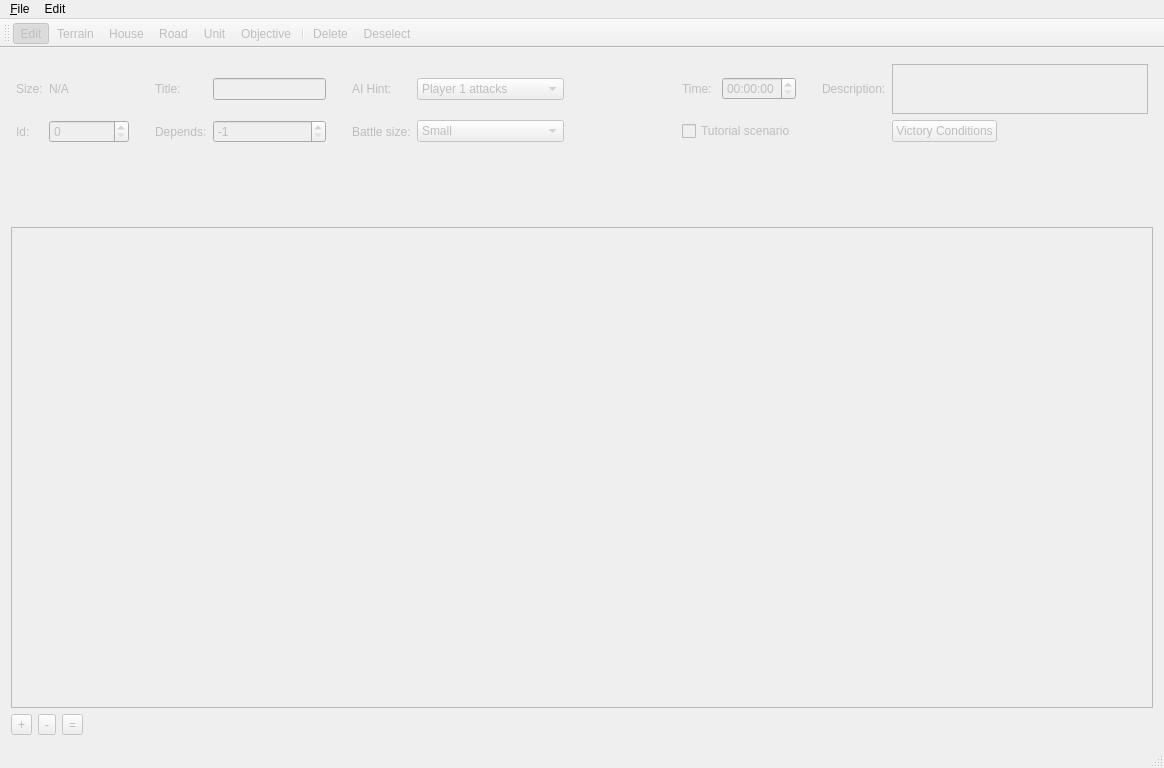
D-Pointer/imperium-editor, file EditorMainWindow.ui: the form before one commit.
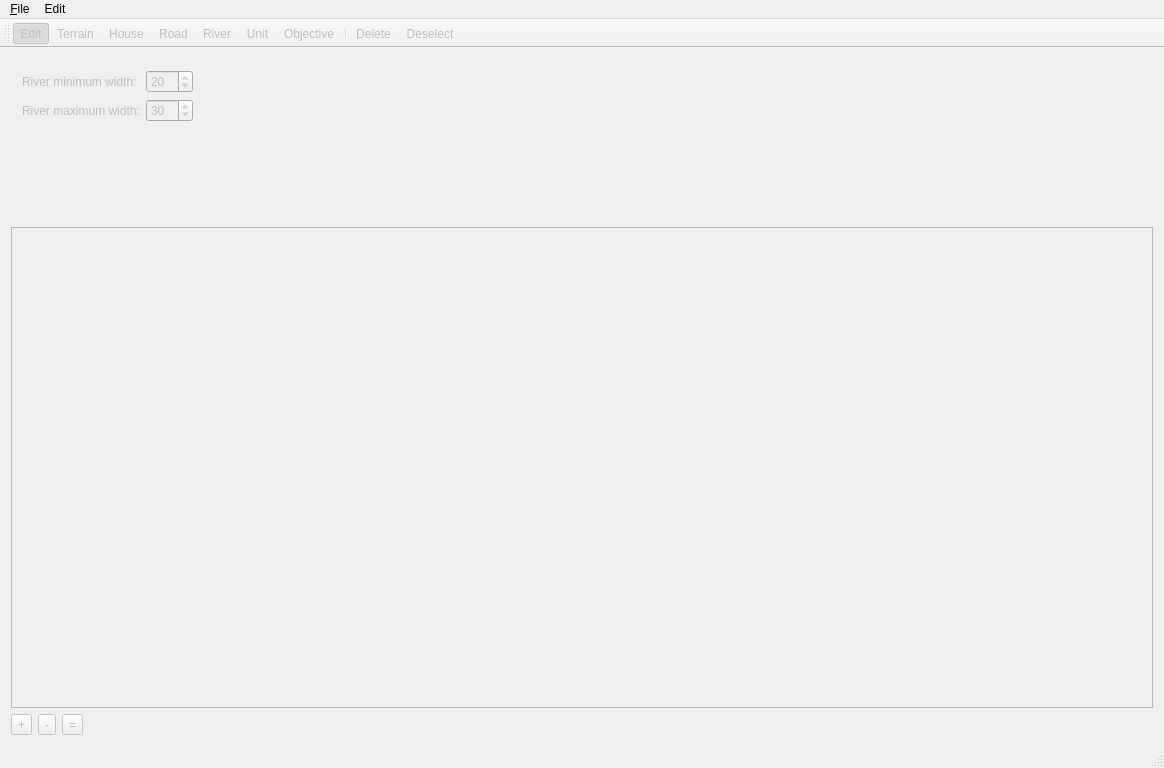
The form after the commit. The open tabs and pages were chosen to show the change. Icons and pictures are not drawn.

Patch:
```diff
--- a/EditorMainWindow.ui
+++ b/EditorMainWindow.ui
@@ -1103,6 +1103,76 @@
         </item>
        </layout>
       </widget>
+      <widget class="QWidget" name="riverPage">
+       <layout class="QGridLayout" name="gridLayout_4">
+        <item row="0" column="0">
+         <widget class="QLabel" name="label_2">
+          <property name="text">
+           <string>River minimum width:</string>
+          </property>
+         </widget>
+        </item>
+        <item row="0" column="1">
+         <widget class="QSpinBox" name="m_minRiverWidth">
+          <property name="minimum">
+           <number>5</number>
+          </property>
+          <property name="maximum">
+           <number>300</number>
+          </property>
+          <property name="value">
+           <number>20</number>
+          </property>
+         </widget>
+        </item>
+        <item row="0" column="2">
+         <spacer name="horizontalSpacer">
+          <property name="orientation">
+           <enum>Qt::Horizontal</enum>
+          </property>
+          <property name="sizeHint" stdset="0">
+           <size>
+            <width>901</width>
+            <height>20</height>
+           </size>
+          </property>
+         </spacer>
+        </item>
+        <item row="1" column="0">
+         <widget class="QLabel" name="label_4">
+          <property name="text">
+           <string>River maximum width:</string>
+          </property>
+         </widget>
+        </item>
+        <item row="1" column="1">
+         <widget class="QSpinBox" name="m_maxRiverWidth">
+          <property name="minimum">
+           <number>5</number>
+          </property>
+          <property name="maximum">
+           <number>300</number>
+          </property>
+          <property name="value">
+           <number>30</number>
+          </property>
+         </widget>
+        </item>
+        <item row="2" column="0">
+         <spacer name="verticalSpacer_5">
+          <property name="orientation">
+           <enum>Qt::Vertical</enum>
+          </property>
+          <property name="sizeHint" stdset="0">
+           <size>
+            <width>20</width>
+            <height>79</height>
+           </size>
+          </property>
+         </spacer>
+        </item>
+       </layout>
+      </widget>
      </widget>
     </item>
    </layout>
@@ -1155,6 +1225,7 @@
    <addaction name="m_terrain_action"/>
    <addaction name="m_house_action"/>
    <addaction name="m_road_action"/>
+   <addaction name="m_river_action"/>
    <addaction name="m_unit_action"/>
    <addaction name="m_objective_action"/>
    <addaction name="separator"/>
@@ -1314,6 +1385,14 @@
     <string>Flip the map horizontally</string>
    </property>
   </action>
+  <action name="m_river_action">
+   <property name="checkable">
+    <bool>true</bool>
+   </property>
+   <property name="text">
+    <string>River</string>
+   </property>
+  </action>
  </widget>
  <layoutdefault spacing="6" margin="11"/>
  <resources>
```
